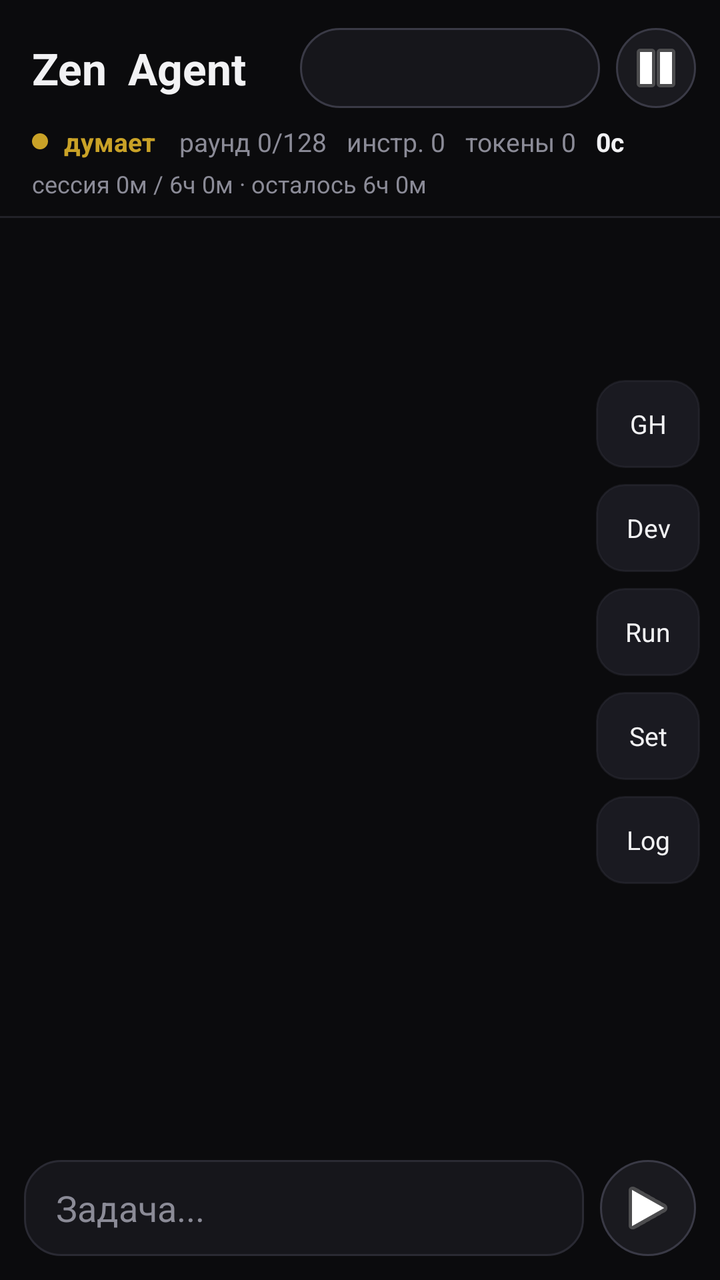
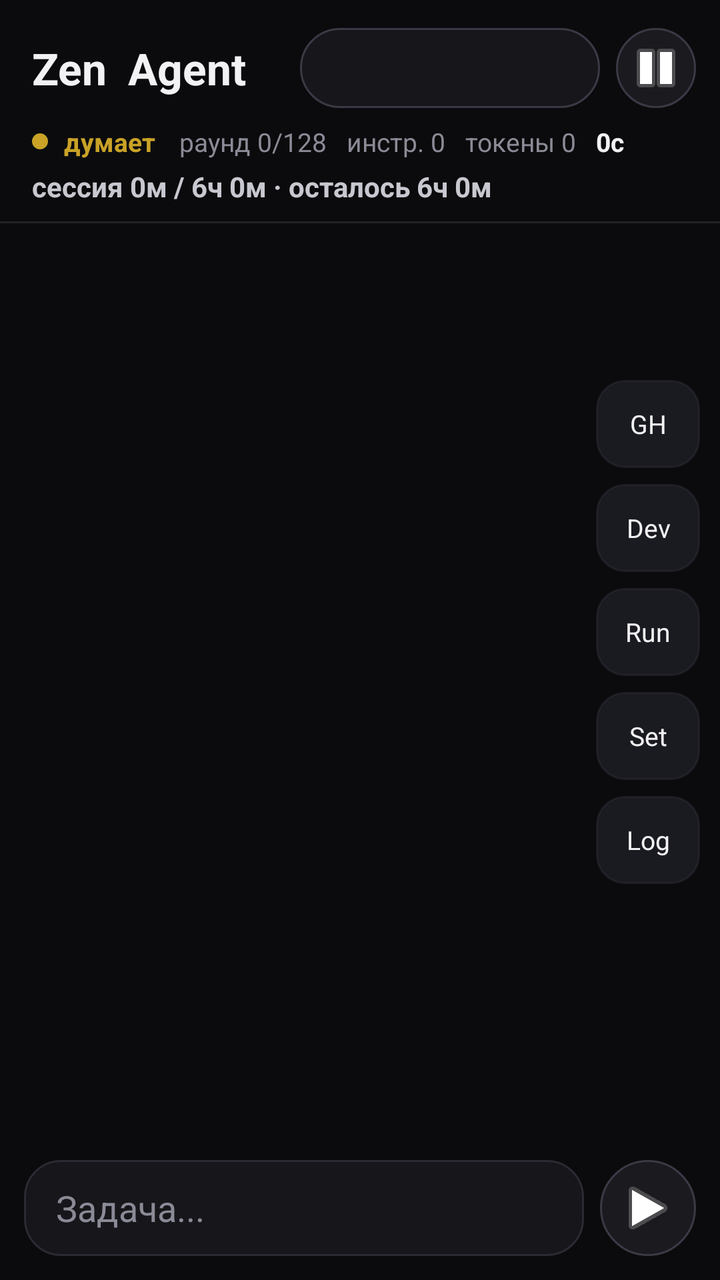

Screens rendered from an Android XML layout before and after an edit, with the pre-edit source and the edit as a unified diff.
<!-- AndroidManifest.xml: application theme Theme.AndroIDE -->
<!-- res/layout/activity_main.xml -->
<?xml version="1.0" encoding="utf-8"?>
<FrameLayout xmlns:android="http://schemas.android.com/apk/res/android"
    android:layout_width="match_parent"
    android:layout_height="match_parent"
    android:background="@color/bg">

    <LinearLayout
        android:id="@+id/chatRoot"
        android:layout_width="match_parent"
        android:layout_height="match_parent"
        android:orientation="vertical">

        <LinearLayout
            android:paddingStart="16dp"
            android:paddingEnd="12dp"
            android:paddingTop="14dp"
            android:paddingBottom="8dp"
            android:gravity="center_vertical"
            android:orientation="horizontal"
            android:layout_width="match_parent"
            android:layout_height="wrap_content">

            <TextView
                android:id="@+id/brand"
                android:layout_width="0dp"
                android:layout_height="wrap_content"
                android:layout_weight="1"
                android:text="Zen  Agent"
                android:textSize="22sp"
                android:textStyle="bold"
                android:textColor="@color/text" />

            <Spinner
                android:id="@+id/topModel"
                android:layout_width="150dp"
                android:layout_height="40dp"
                android:background="@drawable/bg_chip"
                android:paddingStart="10dp"
                android:paddingEnd="6dp" />

            <ImageButton
                android:id="@+id/btnTopStop"
                android:layout_width="40dp"
                android:layout_height="40dp"
                android:layout_marginStart="8dp"
                android:background="@drawable/bg_stop"
                android:src="@android:drawable/ic_media_pause"
                android:contentDescription="stop" />
        </LinearLayout>

        <LinearLayout
            android:orientation="horizontal"
            android:gravity="center_vertical"
            android:paddingStart="16dp"
            android:paddingEnd="16dp"
            android:paddingBottom="2dp"
            android:layout_width="match_parent"
            android:layout_height="wrap_content">
            <View android:id="@+id/statusDot" android:layout_width="8dp" android:layout_height="8dp" android:background="@drawable/dot_think" />
            <TextView android:id="@+id/statusWord" android:layout_width="wrap_content" android:layout_height="wrap_content" android:text="думает" android:textColor="@color/think" android:textSize="13sp" android:paddingStart="8dp" android:textStyle="bold" />
            <TextView android:id="@+id/roundLabel" android:layout_width="wrap_content" android:layout_height="wrap_content" android:text="раунд 0/128" android:textColor="@color/muted" android:textSize="13sp" android:paddingStart="12dp" />
            <TextView android:id="@+id/instrLabel" android:layout_width="wrap_content" android:layout_height="wrap_content" android:text="инстр. 0" android:textColor="@color/muted" android:textSize="13sp" android:paddingStart="10dp" />
            <TextView android:id="@+id/tokLabel" android:layout_width="wrap_content" android:layout_height="wrap_content" android:text="токены 0" android:textColor="@color/muted" android:textSize="13sp" android:paddingStart="10dp" />
            <TextView android:id="@+id/timeLabel" android:layout_width="wrap_content" android:layout_height="wrap_content" android:text="0с" android:textColor="@color/text" android:textSize="13sp" android:textStyle="bold" android:paddingStart="10dp" />
        </LinearLayout>

        <TextView
            android:id="@+id/sessionLine"
            android:layout_width="match_parent"
            android:layout_height="wrap_content"
            android:paddingStart="16dp"
            android:paddingEnd="16dp"
            android:paddingTop="2dp"
            android:paddingBottom="8dp"
            android:text="сессия 0м / 6ч 0м · осталось 6ч 0м"
            android:textColor="@color/muted"
            android:textSize="12sp" />

        <View android:layout_width="match_parent" android:layout_height="1dp" android:background="#222228" />

        <ScrollView
            android:id="@+id/agentScroll"
            android:layout_width="match_parent"
            android:layout_height="0dp"
            android:layout_weight="1"
            android:fillViewport="true"
            android:paddingEnd="56dp">
            <LinearLayout
                android:id="@+id/chatBox"
                android:orientation="vertical"
                android:padding="16dp"
                android:layout_width="match_parent"
                android:layout_height="wrap_content" />
        </ScrollView>

        <LinearLayout
            android:orientation="horizontal"
            android:gravity="center_vertical"
            android:padding="12dp"
            android:layout_width="match_parent"
            android:layout_height="wrap_content">
            <EditText
                android:id="@+id/agentInput"
                android:layout_width="0dp"
                android:layout_height="48dp"
                android:layout_weight="1"
                android:background="@drawable/bg_input"
                android:hint="Задача..."
                android:textColorHint="@color/muted"
                android:textColor="@color/text"
                android:paddingStart="16dp"
                android:paddingEnd="16dp"
                android:inputType="textCapSentences|textMultiLine" />
            <ImageButton
                android:id="@+id/btnSend"
                android:layout_width="48dp"
                android:layout_height="48dp"
                android:layout_marginStart="8dp"
                android:background="@drawable/bg_stop"
                android:src="@android:drawable/ic_media_play"
                android:contentDescription="send" />
        </LinearLayout>
    </LinearLayout>

    <LinearLayout
        android:id="@+id/fabCol"
        android:orientation="vertical"
        android:layout_width="wrap_content"
        android:layout_height="wrap_content"
        android:layout_gravity="end|center_vertical"
        android:layout_marginEnd="10dp"
        android:elevation="8dp">
        <TextView android:id="@+id/fabGh" android:text="GH" style="@style/FabBtn" />
        <TextView android:id="@+id/fabDev" android:text="Dev" style="@style/FabBtn" />
        <TextView android:id="@+id/fabPrev" android:text="Run" style="@style/FabBtn" />
        <TextView android:id="@+id/fabSet" android:text="Set" style="@style/FabBtn" />
        <TextView android:id="@+id/fabLog" android:text="Log" style="@style/FabBtn" />
    </LinearLayout>

    <FrameLayout
        android:id="@+id/sheet"
        android:layout_width="match_parent"
        android:layout_height="match_parent"
        android:background="#E60B0B0D"
        android:visibility="gone"
        android:clickable="true"
        android:focusable="true">
        <LinearLayout
            android:orientation="vertical"
            android:layout_width="match_parent"
            android:layout_height="match_parent"
            android:layout_marginTop="48dp"
            android:layout_marginStart="8dp"
            android:layout_marginEnd="64dp"
            android:layout_marginBottom="8dp"
            android:background="@drawable/bg_input"
            android:padding="4dp">
            <TextView android:id="@+id/sheetTitle" android:layout_width="match_parent" android:layout_height="wrap_content" android:textColor="@color/accent" android:textStyle="bold" android:padding="10dp" android:text="panel" />
            <FrameLayout android:id="@+id/content" android:layout_width="match_parent" android:layout_height="0dp" android:layout_weight="1" />
            <Button android:id="@+id/sheetClose" android:layout_width="match_parent" android:layout_height="wrap_content" android:text="Закрыть" />
        </LinearLayout>
    </FrameLayout>
</FrameLayout>
<!-- resources referenced by this layout -->
<resources>
  <color name="accent">#2DD4BF</color>
  <color name="bg">#0B0B0D</color>
  <color name="muted">#8B8B97</color>
  <color name="text">#F2F2F4</color>
  <color name="think">#C9A227</color>
  <!-- drawable bg_chip (drawable) -->
  <?xml version="1.0" encoding="utf-8"?>
  <shape xmlns:android="http://schemas.android.com/apk/res/android" android:shape="rectangle">
      <solid android:color="#16161B" />
      <stroke android:width="1dp" android:color="#3A3A46" />
      <corners android:radius="22dp" />
  </shape>
  <!-- drawable bg_input (drawable) -->
  <?xml version="1.0" encoding="utf-8"?>
  <shape xmlns:android="http://schemas.android.com/apk/res/android" android:shape="rectangle">
      <solid android:color="#16161B" />
      <stroke android:width="1dp" android:color="#2A2A33" />
      <corners android:radius="18dp" />
  </shape>
  <!-- drawable bg_stop (drawable) -->
  <?xml version="1.0" encoding="utf-8"?>
  <shape xmlns:android="http://schemas.android.com/apk/res/android" android:shape="oval">
      <solid android:color="#1A1A1F" />
      <stroke android:width="1dp" android:color="#3A3A46" />
  </shape>
  <!-- drawable dot_think (drawable) -->
  <?xml version="1.0" encoding="utf-8"?>
  <shape xmlns:android="http://schemas.android.com/apk/res/android" android:shape="oval">
      <solid android:color="#C9A227" />
      <size android:width="8dp" android:height="8dp" />
  </shape>
  <style name="FabBtn">
          <item name="android:layout_width">52dp</item>
          <item name="android:layout_height">44dp</item>
          <item name="android:layout_marginBottom">8dp</item>
          <item name="android:gravity">center</item>
          <item name="android:textColor">@color/text</item>
          <item name="android:textSize">13sp</item>
          <item name="android:background">@drawable/bg_fab</item>
      </style>
  <style name="Theme.AndroIDE" parent="Theme.Material3.Dark.NoActionBar">
          <item name="colorPrimary">#00E5FF</item>
          <item name="colorSecondary">#FFD54F</item>
          <item name="android:statusBarColor">#0B1220</item>
          <item name="android:navigationBarColor">#0B1220</item>
          <item name="android:windowBackground">#0B1220</item>
      </style>
  <!-- drawable bg_fab (drawable) -->
  <?xml version="1.0" encoding="utf-8"?>
  <shape xmlns:android="http://schemas.android.com/apk/res/android" android:shape="rectangle">
      <solid android:color="#CC1F1F26" />
      <stroke android:width="1dp" android:color="#553A3A46" />
      <corners android:radius="14dp" />
  </shape>
</resources>

<!-- the commit's change to res/layout/activity_main.xml (unified diff, before → after) -->
@@ -73,8 +73,9 @@
             android:paddingTop="2dp"
             android:paddingBottom="8dp"
             android:text="сессия 0м / 6ч 0м · осталось 6ч 0м"
-            android:textColor="@color/muted"
-            android:textSize="12sp" />
+            android:textColor="#C8C8D0"
+            android:textSize="14sp"
+            android:textStyle="bold" />
 
         <View android:layout_width="match_parent" android:layout_height="1dp" android:background="#222228" />
 
